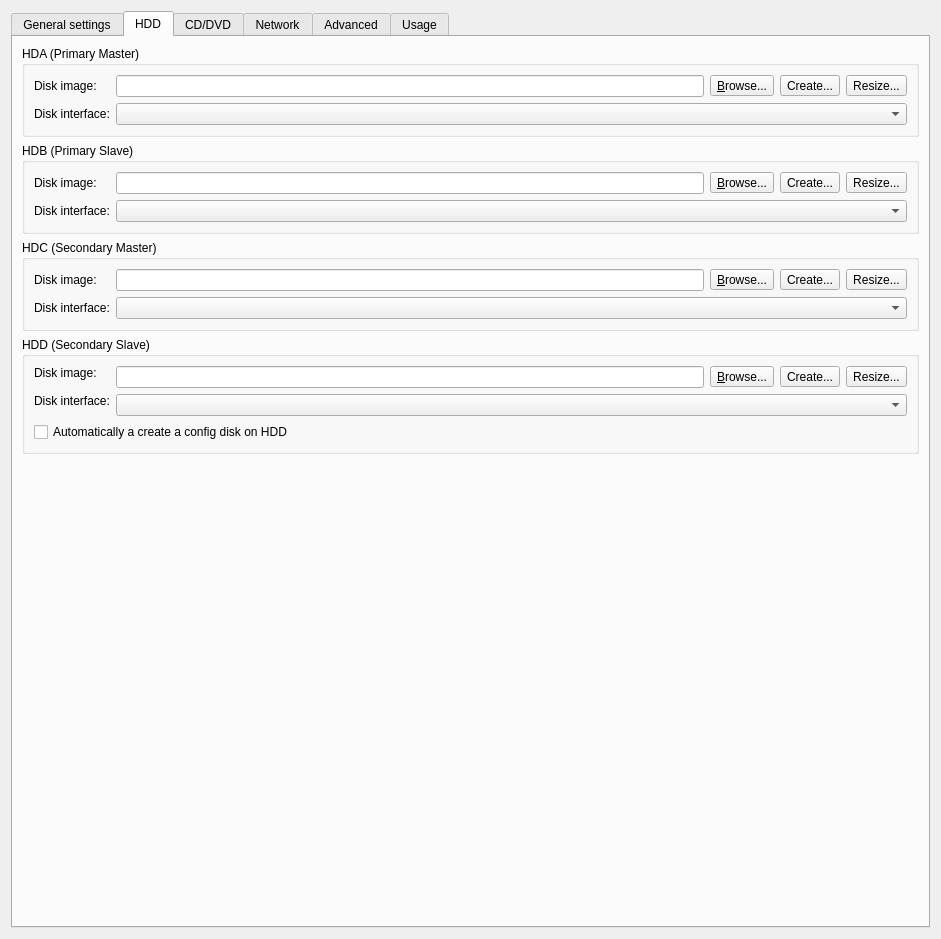
Qt form gns3/modules/qemu/ui/qemu_vm_configuration_page.ui (GNS3/gns3-gui) before a commit.
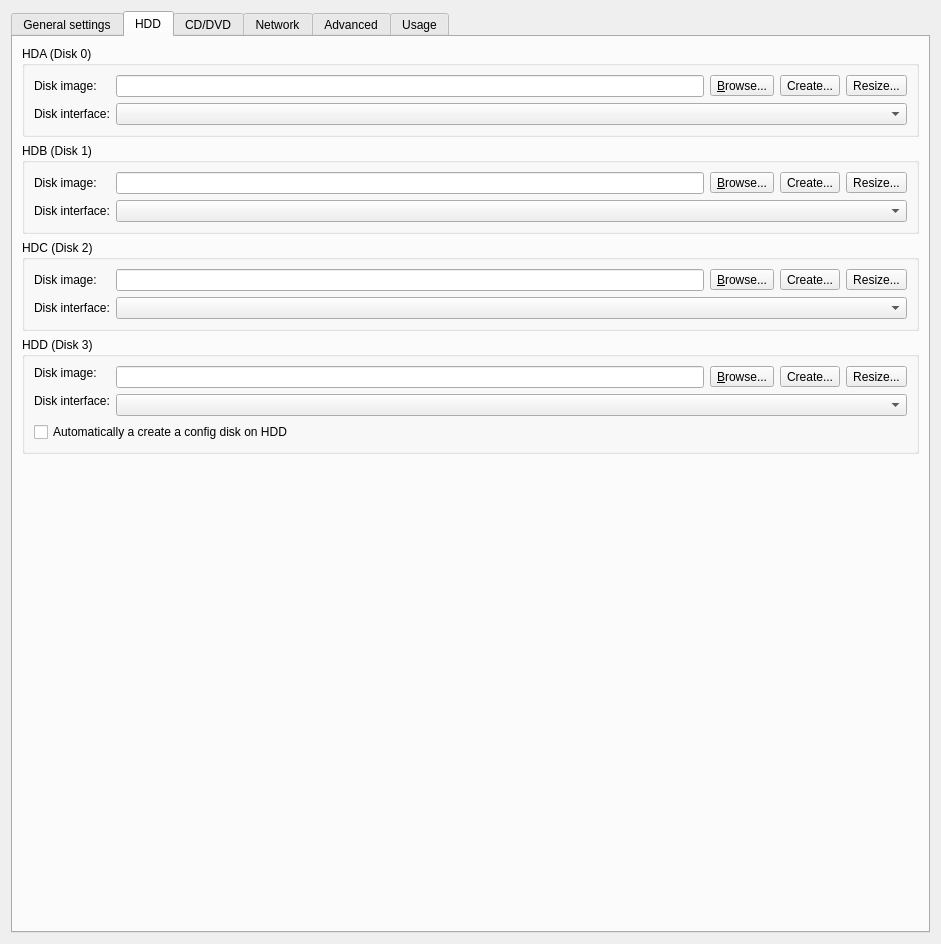
The same form after that commit. The open tabs and pages were chosen to show the change.

Commit message: Change Qemu disk descriptions. Fixes #3035

```diff
--- a/gns3/modules/qemu/ui/qemu_vm_configuration_page.ui
+++ b/gns3/modules/qemu/ui/qemu_vm_configuration_page.ui
@@ -7,7 +7,7 @@
     <x>0</x>
     <y>0</y>
     <width>941</width>
-    <height>939</height>
+    <height>944</height>
    </rect>
   </property>
   <property name="windowTitle">
@@ -261,7 +261,7 @@
        <item row="0" column="0">
         <widget class="QGroupBox" name="uiHdaGroupBox">
          <property name="title">
-          <string>HDA (Primary Master)</string>
+          <string>HDA (Disk 0)</string>
          </property>
          <layout class="QGridLayout" name="gridLayout_6">
           <item row="0" column="0">
@@ -318,7 +318,7 @@
        <item row="1" column="0">
         <widget class="QGroupBox" name="uiHdbgroupBox">
          <property name="title">
-          <string>HDB (Primary Slave)</string>
+          <string>HDB (Disk 1)</string>
          </property>
          <layout class="QGridLayout" name="gridLayout_7">
           <item row="0" column="0">
@@ -375,7 +375,7 @@
        <item row="2" column="0">
         <widget class="QGroupBox" name="uiHdcGroupBox">
          <property name="title">
-          <string>HDC (Secondary Master)</string>
+          <string>HDC (Disk 2)</string>
          </property>
          <layout class="QGridLayout" name="gridLayout_8">
           <item row="0" column="0">
@@ -432,7 +432,7 @@
        <item row="3" column="0">
         <widget class="QGroupBox" name="uiHddGroupBox">
          <property name="title">
-          <string>HDD (Secondary Slave)</string>
+          <string>HDD (Disk 3)</string>
          </property>
          <layout class="QGridLayout" name="gridLayout_9">
           <item row="0" column="0">
```
The commit also changes 1 other file.
